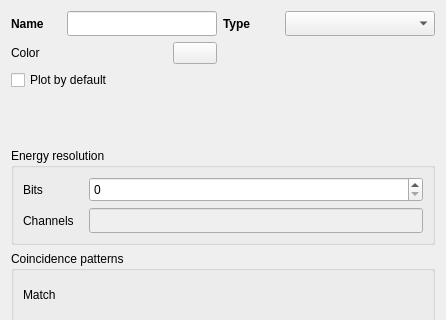
First picture: the form in forms/dialog_spectrum_template.ui, repository usnistgov/qpx-gamma, before the edit; both pictures show x 0 to 446 and y 0 to 320 of the 446 by 518 pixel window.
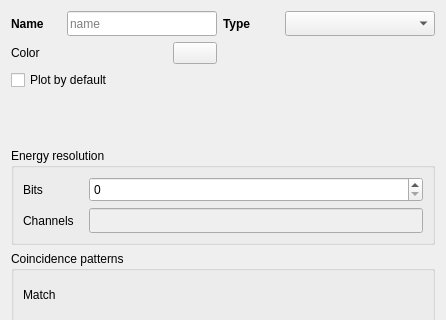
Second picture: the form after the edit. Icons and pictures are not drawn. Custom widgets are drawn as their Qt base class.

Diff of the .ui file:
```diff
--- a/forms/dialog_spectrum_template.ui
+++ b/forms/dialog_spectrum_template.ui
@@ -177,7 +177,13 @@
             </size>
            </property>
            <property name="inputMask">
-            <string>Annnnnnnnnnnnnnnnnnn</string>
+            <string/>
+           </property>
+           <property name="maxLength">
+            <number>32</number>
+           </property>
+           <property name="placeholderText">
+            <string>name</string>
            </property>
           </widget>
          </item>
```
